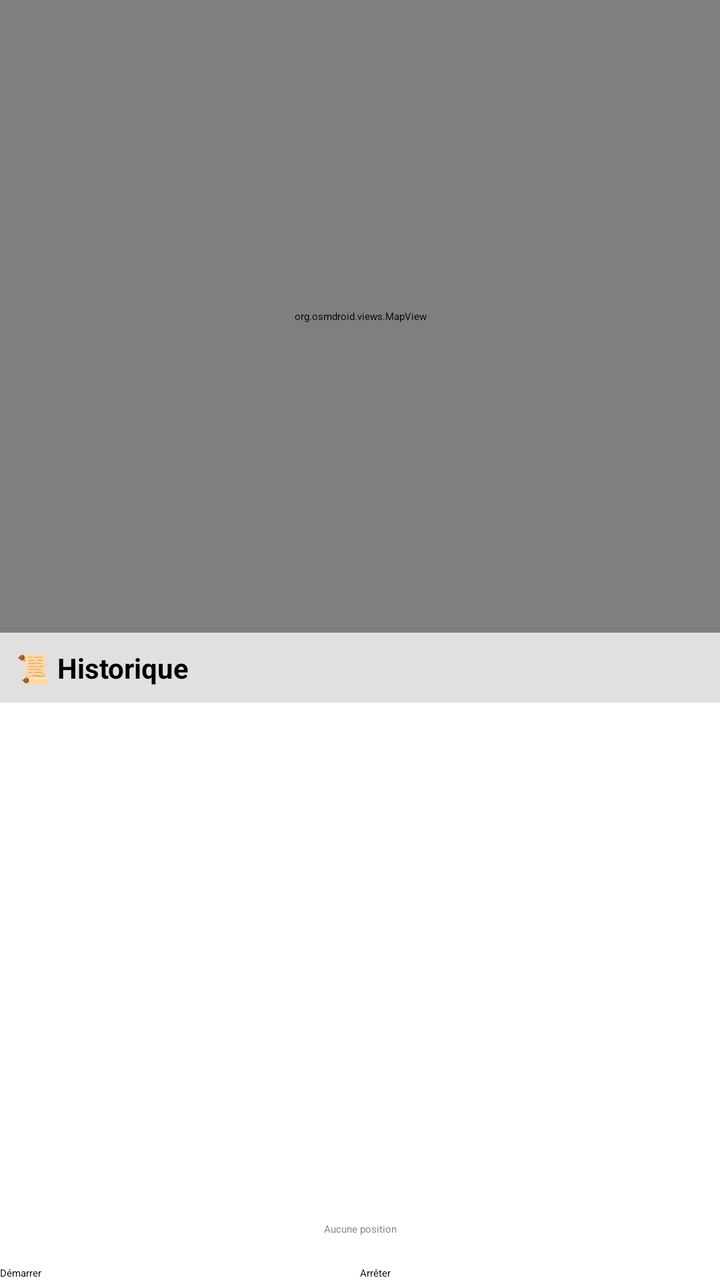
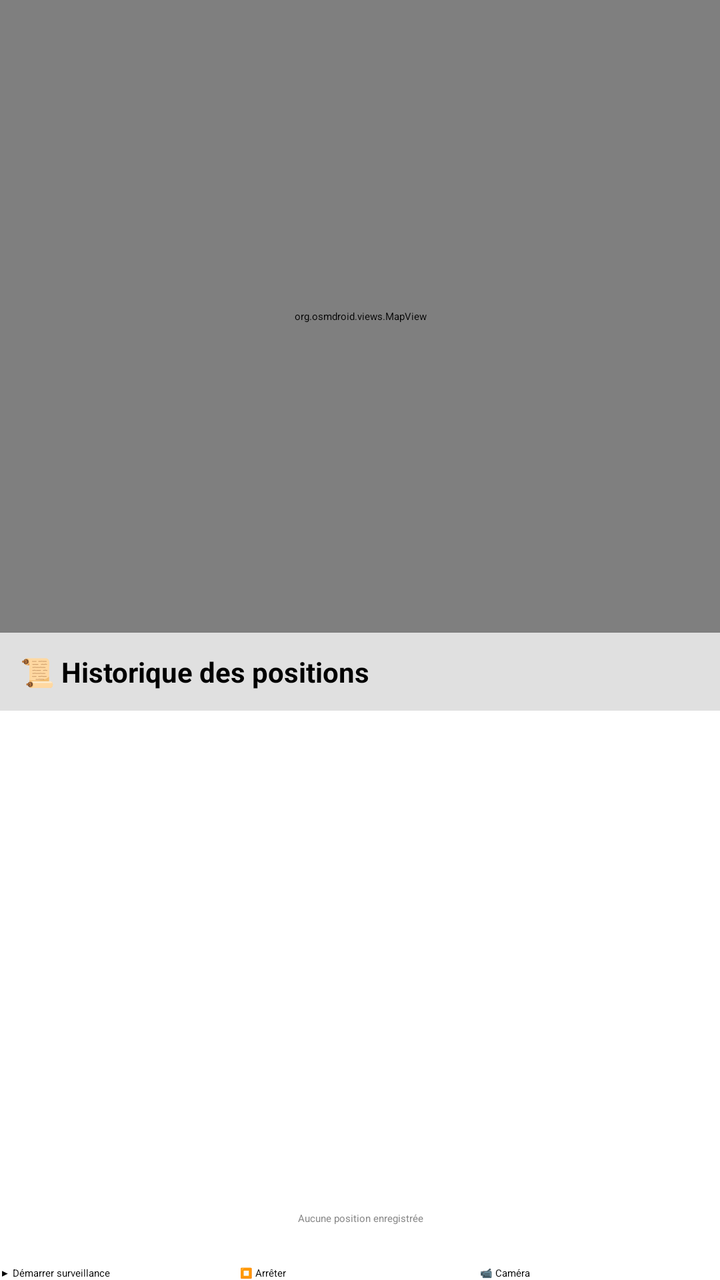

The first picture is an Android layout as it rendered before a commit; the second is the same layout after the commit. The layout source and the unified diff follow.
<!-- AndroidManifest.xml: application theme android:Theme.MaterialComponents.Light.DarkActionBar -->
<!-- res/layout/activity_main.xml -->
<?xml version="1.0" encoding="utf-8"?>
<LinearLayout xmlns:android="http://schemas.android.com/apk/res/android"
    android:layout_width="match_parent"
    android:layout_height="match_parent"
    android:orientation="vertical">

    
    <org.osmdroid.views.MapView
        android:id="@+id/map"
        android:layout_width="match_parent"
        android:layout_height="0dp"
        android:layout_weight="1"/>

    
    <LinearLayout
        android:layout_width="match_parent"
        android:layout_height="0dp"
        android:layout_weight="1"
        android:orientation="vertical"
        android:background="#FFFFFF">

        <TextView
            android:layout_width="match_parent"
            android:layout_height="wrap_content"
            android:text="📜 Historique"
            android:textSize="14sp"
            android:textStyle="bold"
            android:padding="8dp"
            android:background="#E0E0E0"/>

        <androidx.recyclerview.widget.RecyclerView
            android:id="@+id/history_list"
            android:layout_width="match_parent"
            android:layout_height="0dp"
            android:layout_weight="1"/>

        <TextView
            android:id="@+id/empty_history"
            android:layout_width="match_parent"
            android:layout_height="wrap_content"
            android:text="Aucune position"
            android:gravity="center"
            android:padding="15dp"
            android:textColor="#888888"/>
    </LinearLayout>

    
    <LinearLayout
        android:layout_width="match_parent"
        android:layout_height="wrap_content"
        android:orientation="horizontal">

        <Button
            android:id="@+id/start_btn"
            android:layout_width="0dp"
            android:layout_height="wrap_content"
            android:layout_weight="1"
            android:text="Démarrer"/>

        <Button
            android:id="@+id/stop_btn"
            android:layout_width="0dp"
            android:layout_height="wrap_content"
            android:layout_weight="1"
            android:text="Arrêter"/>
    </LinearLayout>

</LinearLayout>
<!-- resources referenced by this layout -->
<resources>

</resources>

<!-- the commit's change to res/layout/activity_main.xml (unified diff, before → after) -->
@@ -22,10 +22,10 @@
         <TextView
             android:layout_width="match_parent"
             android:layout_height="wrap_content"
-            android:text="📜 Historique"
+            android:text="📜 Historique des positions"
             android:textSize="14sp"
             android:textStyle="bold"
-            android:padding="8dp"
+            android:padding="10dp"
             android:background="#E0E0E0"/>
 
         <androidx.recyclerview.widget.RecyclerView
@@ -38,9 +38,9 @@
             android:id="@+id/empty_history"
             android:layout_width="match_parent"
             android:layout_height="wrap_content"
-            android:text="Aucune position"
+            android:text="Aucune position enregistrée"
             android:gravity="center"
-            android:padding="15dp"
+            android:padding="20dp"
             android:textColor="#888888"/>
     </LinearLayout>
 
@@ -55,14 +55,21 @@
             android:layout_width="0dp"
             android:layout_height="wrap_content"
             android:layout_weight="1"
-            android:text="Démarrer"/>
+            android:text="▶ Démarrer surveillance"/>
 
         <Button
             android:id="@+id/stop_btn"
             android:layout_width="0dp"
             android:layout_height="wrap_content"
             android:layout_weight="1"
-            android:text="Arrêter"/>
+            android:text="⏹ Arrêter"/>
+
+        <Button
+            android:id="@+id/camera_btn"
+            android:layout_width="0dp"
+            android:layout_height="wrap_content"
+            android:layout_weight="1"
+            android:text="📹 Caméra"/>
     </LinearLayout>
 
 </LinearLayout>
